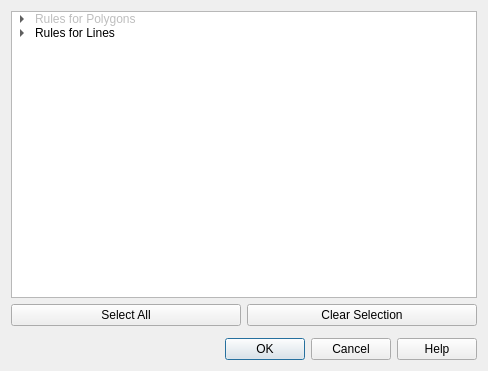
This is asistente_ladm_col/ui/dlg_quality.ui in SwissTierrasColombia/Asistente-LADM-COL as Qt 5 draws it before an edit. The edited form follows.
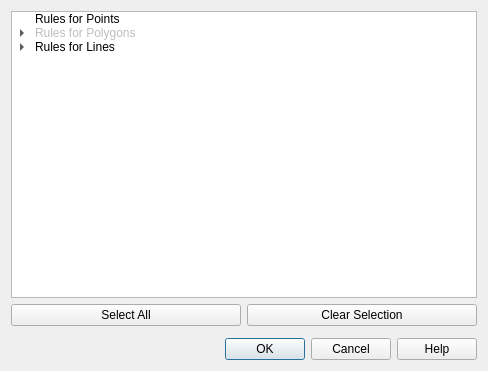
This is the edited form.

Commit message: [i18n] Update translations

```diff
--- a/asistente_ladm_col/ui/dlg_quality.ui
+++ b/asistente_ladm_col/ui/dlg_quality.ui
@@ -27,6 +27,11 @@
        <string notr="true">1</string>
       </property>
      </column>
+     <item>
+      <property name="text">
+       <string>Rules for Points</string>
+      </property>
+     </item>
      <item>
       <property name="text">
        <string>Rules for Polygons</string>
```
The commit also changes 1 other file.
